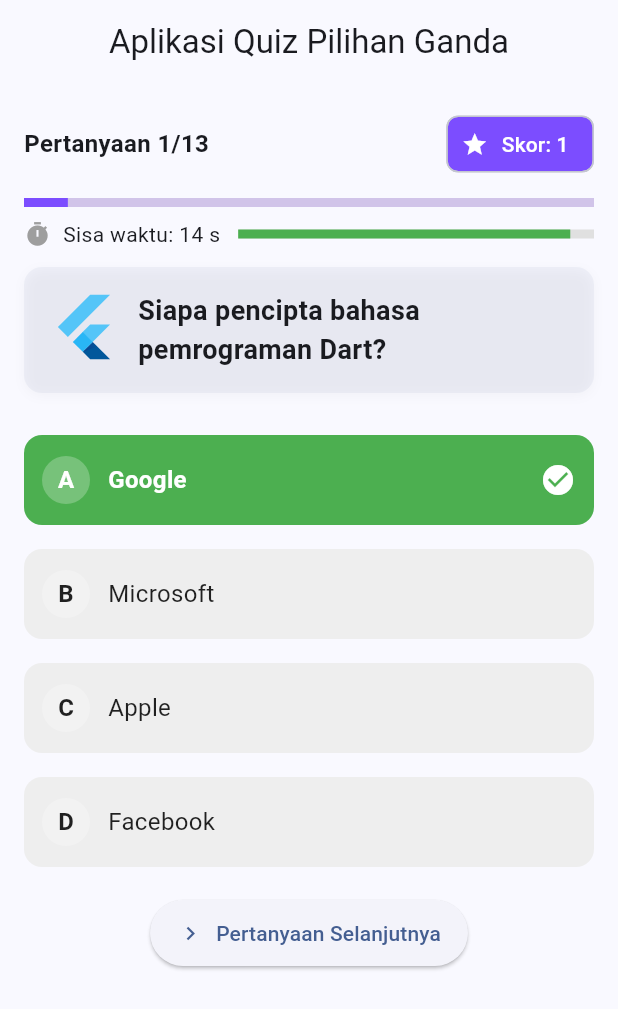
After one commit to krasyid822/aplikasi_mobile, a Flutter app: the QuizScreen screen opened directly, after a tap on an icon or button, on a phone screen of 412 x 824 dp. The commit adds this screen. Shown: the top 1009 px of the screen. Run offline on Flutter 3.47's test engine with Material 3 defaults, Android fonts, the phone set to English and light mode, and no system bars; our stand-ins replace audioplayers, flutter_svg, shared_preferences, webview_flutter, youtube_player_flutter; missing offline and left inert: dart:html, dart:ui_web; accounts and stored records are empty.

Commit message:
Add Quiz App with multiple-choice questions and timer functionality

```diff
--- a/lib/main.dart
+++ b/lib/main.dart
@@ -8,6 +8,7 @@
 import 'pengenalhuruf_main.dart';
 import 'pages_main.dart';
 import 'formlogin_main.dart';
+import 'quiz_main.dart';
 
 void main() {
   runApp(const LandingApp());
@@ -395,6 +396,42 @@
                     ),
                   ),
                 ),
+                SizedBox(height: 22),
+
+                ElevatedButton(
+                  onPressed: () {
+                    Navigator.push(
+                      context,
+                      MaterialPageRoute(builder: (context) => QuizApp()),
+                    );
+                  },
+                  style: ElevatedButton.styleFrom(
+                    backgroundColor: const Color.fromARGB(255, 93, 184, 146),
+                    padding: EdgeInsets.symmetric(horizontal: 40, vertical: 18),
+                    shape: RoundedRectangleBorder(
+                      borderRadius: BorderRadius.circular(12),
+                    ),
+                  ),
+                  child: RichText(
+                    text: TextSpan(
+                      children: [
+                        WidgetSpan(
+                          child: Padding(
+                            padding: EdgeInsets.only(left: 8.0, right: 8.0),
+                            child: Icon(
+                              Icons.quiz_sharp,
+                              color: const Color.fromARGB(255, 255, 255, 255),
+                            ),
+                          ),
+                        ),
+                        TextSpan(
+                          text: 'Quiz App (Tanpa Database)',
+                          style: TextStyle(fontSize: 18, color: Colors.white),
+                        ),
+                      ],
+                    ),
+                  ),
+                ),
               ],
             ),
           ),
--- /dev/null
+++ b/lib/quiz_main.dart
@@ -0,0 +1,40 @@
+import 'package:flutter/material.dart';
+import 'quiz_screen.dart';
+
+void main() {
+  runApp(const QuizApp());
+}
+
+class QuizApp extends StatelessWidget {
+  const QuizApp({super.key});
+  @override
+  Widget build(BuildContext context) {
+    return MaterialApp(
+      title: 'Quiz App',
+      theme: ThemeData(
+        primarySwatch: Colors.deepPurple,
+        colorScheme: ColorScheme.fromSwatch(
+          primarySwatch: Colors.deepPurple,
+        ).copyWith(secondary: Colors.amber),
+        scaffoldBackgroundColor: Colors.white,
+        elevatedButtonTheme: ElevatedButtonThemeData(
+          style: ElevatedButton.styleFrom(
+            backgroundColor: Colors.deepPurple,
+            foregroundColor: Colors.white,
+            shape: RoundedRectangleBorder(
+              borderRadius: BorderRadius.circular(12),
+            ),
+          ),
+        ),
+        chipTheme: const ChipThemeData(
+          backgroundColor: Colors.deepPurple,
+          labelStyle: TextStyle(color: Colors.white),
+          secondaryLabelStyle: TextStyle(color: Colors.white),
+          padding: EdgeInsets.symmetric(horizontal: 8),
+        ),
+      ),
+      home: const QuizScreen(),
+      debugShowCheckedModeBanner: false,
+    );
+  }
+}
--- /dev/null
+++ b/lib/quiz_screen.dart
@@ -0,0 +1,545 @@
+import 'dart:async';
+import 'package:flutter/material.dart';
+
+class QuizScreen extends StatefulWidget {
+  const QuizScreen({super.key});
+  @override
+  State<QuizScreen> createState() => _QuizScreenState();
+}
+
+class _QuizScreenState extends State<QuizScreen> {
+  // Daftar pertanyaan
+  final List<Map<String, Object>> _questions = [
+    {
+      'question': 'Siapa pencipta bahasa pemrograman Dart?',
+      'answers': ['Google', 'Microsoft', 'Apple', 'Facebook'],
+      'correctAnswer': 'Google',
+    },
+    {
+      'question': 'Flutter menggunakan bahasa pemrograman apa?',
+      'answers': ['Python', 'Dart', 'Java', 'C++'],
+      'correctAnswer': 'Dart',
+    },
+    {
+      'question': 'Widget yang tidak dapat berubah disebut?',
+      'answers': [
+        'StatefulWidget',
+        'ImmutableWidget',
+        'StatelessWidget',
+        'StaticWidget',
+      ],
+      'correctAnswer': 'StatelessWidget',
+    },
+    {
+      'question': 'Apa fungsi setState pada Flutter?',
+      'answers': [
+        'Mengganti tema',
+        'Memperbarui UI',
+        'Menambah widget',
+        'Menghapus widget',
+      ],
+      'correctAnswer': 'Memperbarui UI',
+    },
+    {
+      'question': 'Tipe data untuk bilangan pecahan di Dart?',
+      'answers': ['int', 'double', 'num', 'float'],
+      'correctAnswer': 'double',
+    },
+    {
+      'question': 'Keyword untuk membuat kelas di Dart?',
+      'answers': ['struct', 'class', 'object', 'type'],
+      'correctAnswer': 'class',
+    },
+    {
+      'question': 'Widget untuk menampilkan teks di Flutter?',
+      'answers': ['Text', 'Label', 'Typography', 'StringWidget'],
+      'correctAnswer': 'Text',
+    },
+    {
+      'question': 'Perintah untuk menjalankan aplikasi Flutter di debug?',
+      'answers': ['flutter run', 'dart start', 'flutter build', 'dart run'],
+      'correctAnswer': 'flutter run',
+    },
+    {
+      'question': 'State management sederhana dapat dilakukan dengan?',
+      'answers': ['Provider', 'setState', 'Bloc', 'Redux'],
+      'correctAnswer': 'setState',
+    },
+    {
+      'question': 'Package manager untuk Dart dan Flutter?',
+      'answers': ['npm', 'pub', 'pip', 'mvn'],
+      'correctAnswer': 'pub',
+    },
+    {
+      'question': 'Method untuk menambahkan elemen ke List di Dart?',
+      'answers': ['add', 'push', 'append', 'insertLast'],
+      'correctAnswer': 'add',
+    },
+    {
+      'question': 'Operator yang digunakan untuk membandingkan kesetaraan?',
+      'answers': ['==', '=', '===', '!='],
+      'correctAnswer': '==',
+    },
+    {
+      'question': 'File konfigurasi utama Flutter untuk dependencies?',
+      'answers': [
+        'pubspec.yaml',
+        'package.json',
+        'build.gradle',
+        'settings.gradle',
+      ],
+      'correctAnswer': 'pubspec.yaml',
+    },
+  ];
+  int _currentIndex = 0;
+  int _score = 0;
+  bool _isAnswered = false;
+  String _selectedAnswer = '';
+  // Timer per soal
+  static const int _timePerQuestion =
+      15; // detik per soal (ubah sesuai kebutuhan)
+  int _remainingSeconds = _timePerQuestion;
+  Timer? _timer;
+  // Toggle apakah koreksi jawaban (menandai jawaban benar/salah) ditampilkan.
+  // Ubah nilai ini di kode untuk mengaktifkan/non-aktifkan koreksi.
+  //
+  // =======================
+  static const bool _showCorrectAnswer = true;
+  //========================
+  //
+  void _checkAnswer(String answer) {
+    if (_isAnswered) return; // supaya tidak double tap
+    // stop timer when user answers
+    _cancelTimer();
+    setState(() {
+      _isAnswered = true;
+      _selectedAnswer = answer;
+      if (answer == _questions[_currentIndex]['correctAnswer']) {
+        _score++;
+      }
+    });
+  }
+
+  void _nextQuestion() {
+    // move to next question and restart timer
+    setState(() {
+      _currentIndex++;
+      _isAnswered = false;
+      _selectedAnswer = '';
+      _remainingSeconds = _timePerQuestion;
+    });
+    // start timer for next question if any
+    if (_currentIndex < _questions.length) {
+      _startTimer();
+    }
+  }
+
+  void _restartQuiz() {
+    _cancelTimer();
+    setState(() {
+      _currentIndex = 0;
+      _score = 0;
+      _isAnswered = false;
+      _selectedAnswer = '';
+      _remainingSeconds = _timePerQuestion;
+    });
+    _startTimer();
+  }
+
+  void _startTimer() {
+    _cancelTimer();
+    _remainingSeconds = _timePerQuestion;
+    _timer = Timer.periodic(const Duration(seconds: 1), (timer) {
+      if (!mounted) return;
+      setState(() {
+        if (_remainingSeconds > 0) {
+          _remainingSeconds--;
+        }
+        if (_remainingSeconds == 0) {
+          _cancelTimer();
+          _handleTimeUp();
+        }
+      });
+    });
+  }
+
+  void _cancelTimer() {
+    if (_timer != null && _timer!.isActive) {
+      _timer!.cancel();
+    }
+    _timer = null;
+  }
+
+  void _handleTimeUp() {
+    if (_isAnswered) return; // already answered
+    setState(() {
+      _isAnswered = true;
+      _selectedAnswer = ''; // user didn't select
+      // score unchanged
+    });
+    // show a brief snackbar to inform user (if context still mounted)
+    if (mounted) {
+      ScaffoldMessenger.of(context).showSnackBar(
+        const SnackBar(
+          content: Text('Waktu habis! Pertanyaan dianggap salah.'),
+          duration: Duration(seconds: 2),
+        ),
+      );
+    }
+    // auto-advance after short delay if not last question
+    Future.delayed(const Duration(seconds: 2), () {
+      if (!mounted) return;
+      if (_currentIndex < _questions.length - 1) {
+        _nextQuestion();
+      } else {
+        // go to result screen
+        setState(() {
+          _currentIndex = _questions.length;
+        });
+      }
+    });
+  }
+
+  @override
+  void dispose() {
+    _cancelTimer();
+    super.dispose();
+  }
+
+  @override
+  void initState() {
+    super.initState();
+    // start timer for first question
+    _startTimer();
+  }
+
+  @override
+  Widget build(BuildContext context) {
+    if (_currentIndex >= _questions.length) {
+      return Scaffold(
+        appBar: AppBar(title: const Text('Hasil Quiz'), centerTitle: true),
+        body: Center(
+          child: Column(
+            mainAxisAlignment: MainAxisAlignment.center,
+            children: [
+              Icon(
+                _score >= (_questions.length / 2)
+                    ? Icons.emoji_events
+                    : Icons.sentiment_dissatisfied,
+                size: 72,
+                color: _score >= (_questions.length / 2)
+                    ? Colors.amber
+                    : Colors.redAccent,
+              ),
+              const SizedBox(height: 16),
+              Text(
+                'Skor Anda: $_score / ${_questions.length}',
+                style: const TextStyle(
+                  fontSize: 22,
+                  fontWeight: FontWeight.bold,
+                ),
+              ),
+              const SizedBox(height: 8),
+              Text(
+                _score >= (_questions.length / 2)
+                    ? 'Bagus! Anda lulus.'
+                    : 'Coba lagi untuk memperbaiki skor.',
+                style: const TextStyle(fontSize: 16),
+              ),
+              const SizedBox(height: 20),
+              ElevatedButton.icon(
+                onPressed: _restartQuiz,
+                icon: const Icon(Icons.replay),
+                label: const Text('Ulangi Quiz'),
+                style: ElevatedButton.styleFrom(
+                  padding: const EdgeInsets.symmetric(
+                    horizontal: 20,
+                    vertical: 12,
+                  ),
+                ),
+              ),
+            ],
+          ),
+        ),
+      );
+    }
+    final currentQuestion = _questions[_currentIndex];
+    return Scaffold(
+      appBar: AppBar(
+        title: const Text('Aplikasi Quiz Pilihan Ganda'),
+        centerTitle: true,
+      ),
+      body: Padding(
+        padding: const EdgeInsets.all(16.0),
+        child: Column(
+          crossAxisAlignment: CrossAxisAlignment.start,
+          children: [
+            Row(
+              children: [
+                Expanded(
+                  child: Text(
+                    'Pertanyaan ${_currentIndex + 1}/${_questions.length}',
+                    style: const TextStyle(
+                      fontSize: 16,
+                      fontWeight: FontWeight.w600,
+                    ),
+                  ),
+                ),
+                Chip(
+                  label: Text('Skor: $_score'),
+                  avatar: const Icon(Icons.star, color: Colors.white, size: 18),
+                  backgroundColor: Colors.deepPurpleAccent,
+                  labelStyle: const TextStyle(color: Colors.white),
+                ),
+              ],
+            ),
+            const SizedBox(height: 12),
+            LinearProgressIndicator(
+              value: (_currentIndex + 1) / _questions.length,
+              color: Colors.deepPurpleAccent,
+              backgroundColor: Colors.deepPurple.shade100,
+              minHeight: 6,
+            ),
+            const SizedBox(height: 8),
+            // Timer row
+            Row(
+              children: [
+                const Icon(Icons.timer, size: 18, color: Colors.grey),
+                const SizedBox(width: 8),
+                Text(
+                  'Sisa waktu: $_remainingSeconds s',
+                  style: const TextStyle(fontSize: 14),
+                ),
+                const SizedBox(width: 12),
+                Expanded(
+                  child: LinearProgressIndicator(
+                    value: _remainingSeconds / _timePerQuestion,
+                    color: _remainingSeconds <= 5
+                        ? Colors.redAccent
+                        : Colors.green,
+                    backgroundColor: Colors.grey.shade300,
+                    minHeight: 6,
+                  ),
+                ),
+              ],
+            ),
+            const SizedBox(height: 12),
+            // Animated question card
+            AnimatedSwitcher(
+              duration: const Duration(milliseconds: 400),
+              transitionBuilder: (child, animation) => FadeTransition(
+                opacity: animation,
+                child: SlideTransition(
+                  position: Tween<Offset>(
+                    begin: const Offset(0.0, 0.1),
+                    end: Offset.zero,
+                  ).animate(animation),
+                  child: child,
+                ),
+              ),
+              child: Container(
+                key: ValueKey<int>(_currentIndex),
+                width: double.infinity,
+                padding: const EdgeInsets.all(16),
+                decoration: BoxDecoration(
+                  // use withAlpha to avoid withOpacity deprecation warning
+                  color: Theme.of(context).colorScheme.primary.withAlpha(15),
+                  borderRadius: BorderRadius.circular(12),
+                  boxShadow: [
+                    BoxShadow(
+                      // avoid withOpacity deprecation warning
+                      color: Colors.black.withAlpha(8),
+                      blurRadius: 6,
+                      offset: const Offset(0, 2),
+                    ),
+                  ],
+                ),
+                child: Row(
+                  crossAxisAlignment: CrossAxisAlignment.start,
+                  children: [
+                    // Decorative image/logo on the left
+                    const Padding(
+                      padding: EdgeInsets.only(right: 12.0),
+                      child: FlutterLogo(size: 48),
+                    ),
+                    Expanded(
+                      child: Text(
+                        currentQuestion['question'] as String,
+                        style: const TextStyle(
+                          fontSize: 18,
+                          fontWeight: FontWeight.bold,
+                        ),
+                      ),
+                    ),
+                  ],
+                ),
+              ),
+            ),
+            const SizedBox(height: 20),
+            // Animated answers list
+            AnimatedSwitcher(
+              duration: const Duration(milliseconds: 350),
+              child: Column(
+                key: ValueKey<int>(_currentIndex),
+                children: [
+                  ...(currentQuestion['answers'] as List<String>)
+                      .asMap()
+                      .entries
+                      .map((entry) {
+                        final idx = entry.key;
+                        final answer = entry.value;
+                        final isCorrect =
+                            answer == currentQuestion['correctAnswer'];
+                        final isSelected = answer == _selectedAnswer;
+
+                        // base colors for options when not answered
+                        final List<Color> baseColors = [
+                          Colors.indigo,
+                          Colors.teal,
+                          Colors.orange,
+                          Colors.pink,
+                        ];
+
+                        final Color base = baseColors[idx % baseColors.length];
+                        Color buttonColor = base;
+                        Color textColor = Colors.white;
+
+                        if (_isAnswered) {
+                          if (!_showCorrectAnswer) {
+                            // jika koreksi dimatikan, semua opsi netral setelah dijawab
+                            buttonColor = Colors.grey.shade200;
+                            textColor = Colors.black87;
+                          } else {
+                            if (isSelected && isCorrect) {
+                              buttonColor = Colors.green;
+                              textColor = Colors.white;
+                            } else if (isSelected && !isCorrect) {
+                              buttonColor = Colors.redAccent;
+                              textColor = Colors.white;
+                            } else if (!isSelected && isCorrect) {
+                              // reveal correct answer
+                              buttonColor = Colors.green.shade200;
+                              textColor = Colors.black;
+                            } else {
+                              buttonColor = Colors.grey.shade200;
+                              textColor = Colors.black87;
+                            }
+                          }
+                        }
+
+                        // letter label for option (A, B, C, ...)
+                        final String letter = String.fromCharCode(65 + idx);
+
+                        return Container(
+                          width: double.infinity,
+                          margin: const EdgeInsets.symmetric(vertical: 8),
+                          child: AnimatedContainer(
+                            duration: const Duration(milliseconds: 300),
+                            curve: Curves.easeInOut,
+                            decoration: BoxDecoration(
+                              color: buttonColor,
+                              borderRadius: BorderRadius.circular(12),
+                              boxShadow: [
+                                if (!_isAnswered)
+                                  BoxShadow(
+                                    color: base.withAlpha(30),
+                                    blurRadius: 6,
+                                    offset: const Offset(0, 3),
+                                  ),
+                              ],
+                            ),
+                            child: Material(
+                              color: Colors.transparent,
+                              child: InkWell(
+                                borderRadius: BorderRadius.circular(12),
+                                onTap: _isAnswered
+                                    ? null
+                                    : () => _checkAnswer(answer),
+                                child: Padding(
+                                  padding: const EdgeInsets.symmetric(
+                                    vertical: 14,
+                                    horizontal: 12,
+                                  ),
+                                  child: Row(
+                                    children: [
+                                      CircleAvatar(
+                                        radius: 16,
+                                        backgroundColor: Colors.white24,
+                                        child: Text(
+                                          letter,
+                                          style: TextStyle(
+                                            color: textColor,
+                                            fontWeight: FontWeight.bold,
+                                          ),
+                                        ),
+                                      ),
+                                      const SizedBox(width: 12),
+                                      Expanded(
+                                        child: Text(
+                                          answer,
+                                          style: TextStyle(
+                                            fontSize: 16,
+                                            color: textColor,
+                                            fontWeight:
+                                                (isSelected &&
+                                                    _showCorrectAnswer)
+                                                ? FontWeight.w700
+                                                : FontWeight.normal,
+                                          ),
+                                        ),
+                                      ),
+                                      if (_isAnswered &&
+                                          isSelected &&
+                                          _showCorrectAnswer)
+                                        Icon(
+                                          isCorrect
+                                              ? Icons.check_circle
+                                              : Icons.cancel,
+                                          color: Colors.white,
+                                        ),
+                                    ],
+                                  ),
+                                ),
+                              ),
+                            ),
+                          ),
+                        );
+                      }),
+                ],
+              ),
+            ),
+            const SizedBox(height: 12),
+            if (_isAnswered && _currentIndex < _questions.length - 1)
+              Center(
+                child: ElevatedButton.icon(
+                  onPressed: _nextQuestion,
+                  icon: const Icon(Icons.navigate_next),
+                  label: const Text('Pertanyaan Selanjutnya'),
+                  style: ElevatedButton.styleFrom(
+                    padding: const EdgeInsets.symmetric(
+                      horizontal: 18,
+                      vertical: 12,
+                    ),
+                  ),
+                ),
+              )
+            else if (_isAnswered && _currentIndex == _questions.length - 1)
+              Center(
+                child: ElevatedButton.icon(
+                  onPressed: _nextQuestion,
+                  icon: const Icon(Icons.check),
+                  label: const Text('Lihat Hasil'),
+                  style: ElevatedButton.styleFrom(
+                    padding: const EdgeInsets.symmetric(
+                      horizontal: 18,
+                      vertical: 12,
+                    ),
+                  ),
+                ),
+              ),
+          ],
+        ),
+      ),
+    );
+  }
+}
```
Also changed, not shown: 1 other file.
